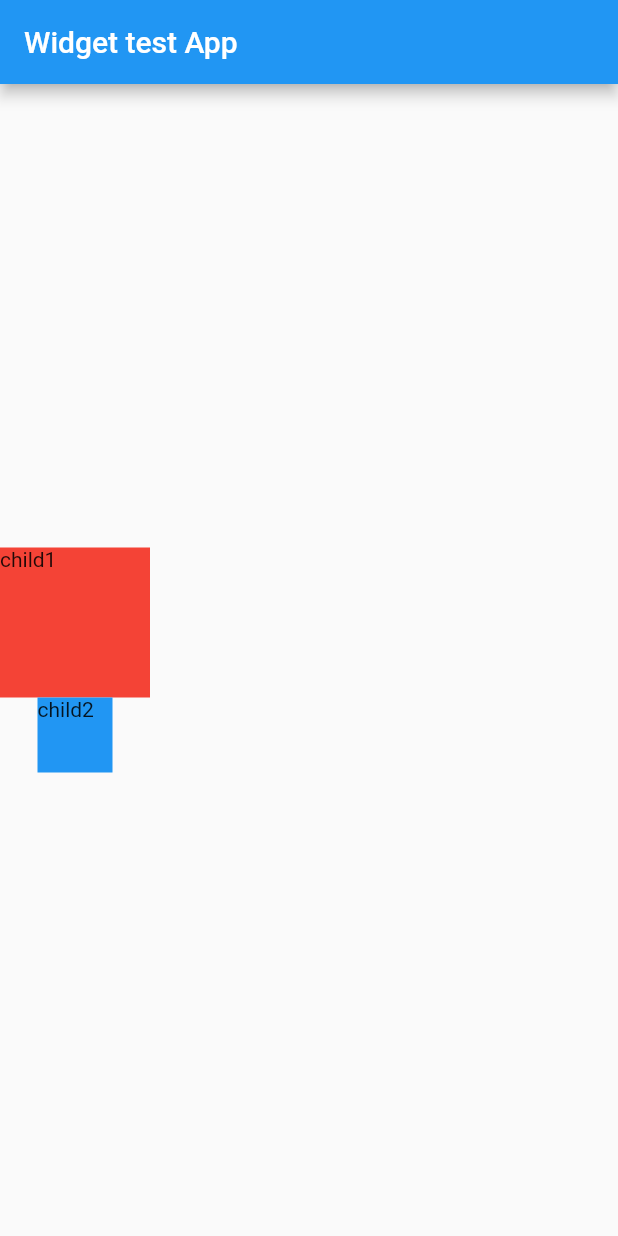
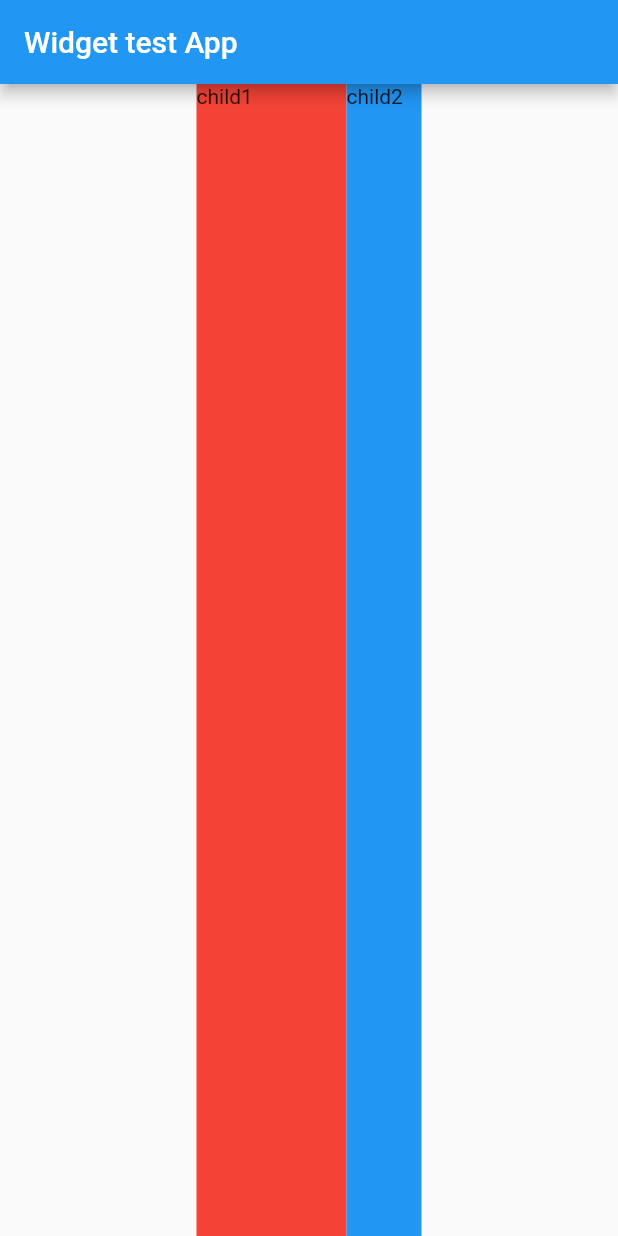
Before and after one commit to trm11tkr/Widget_practice, a Flutter app: the screen it shows after launch, on a phone screen of 412 x 824 dp. Run offline on Flutter 3.47's test engine with Material 2 defaults, Android fonts, the phone set to English and light mode, and no system bars.

Commit message:
Rowを追加

```diff
--- a/lib/layout_practice.dart
+++ b/lib/layout_practice.dart
@@ -26,3 +26,46 @@ class ColumnPractice extends StatelessWidget {
     );
   }
 }
+
+/// Row Widget
+class RowPractice extends StatelessWidget {
+  const RowPractice({Key? key}) : super(key: key);
+
+  @override
+  Widget build(BuildContext context) {
+    return  Row(
+      crossAxisAlignment: CrossAxisAlignment.stretch,
+      mainAxisAlignment: MainAxisAlignment.center,
+      children: [
+        Container(
+          width: 100,
+          // height: 100, CrossAxisAlignment.stretchのため設定なし
+          child: const Text('child1'),
+          color: Colors.red,
+        ),
+        Container(
+          width: 50,
+          // height: 50,　CrossAxisAlignment.stretchのため設定なし
+          child: const Text('child2'),
+          color: Colors.blue,
+        ),
+      ],
+    );
+  }
+}
+
+
+/// Center Widget
+class CenterPractice extends StatelessWidget {
+  const CenterPractice({Key? key}) : super(key: key);
+
+  @override
+  Widget build(BuildContext context) {
+    return  Center(
+      child: Container (
+          color: Colors.deepOrangeAccent,
+          child: const Text('Center Widgetでchildを真ん中に')
+      ),
+    );
+  }
+}
--- a/lib/main.dart
+++ b/lib/main.dart
@@ -20,7 +20,7 @@ class MyApp extends StatelessWidget {
       home: MaterialApp(
         home: Scaffold(
             appBar: AppBar(title: const Text('Widget test App'),),
-            body: ColumnPractice(),
+            body: RowPractice(),
         ),
       ),
     );
```
